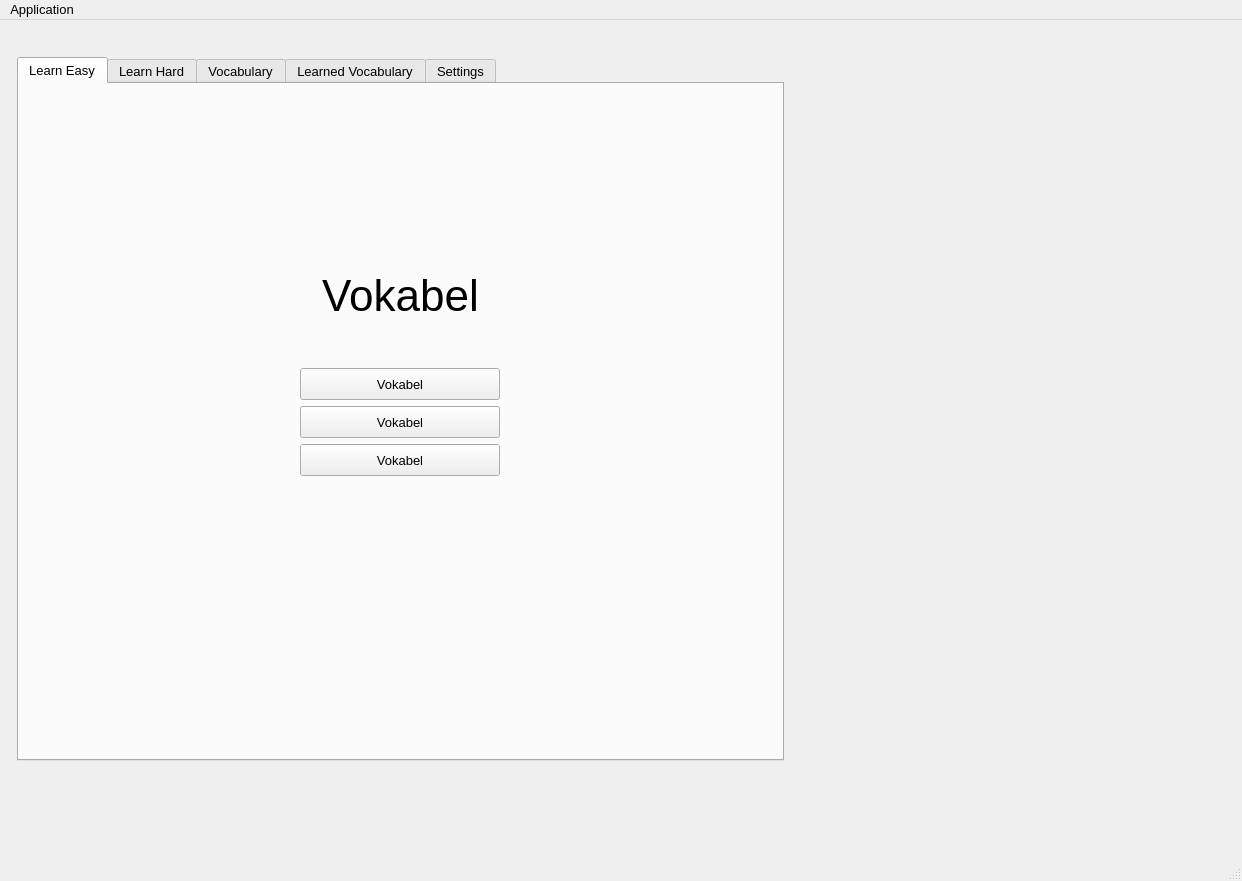
Old version of the form main.ui in the repository DevWizard100/Wizard-Vokabeltrainer.
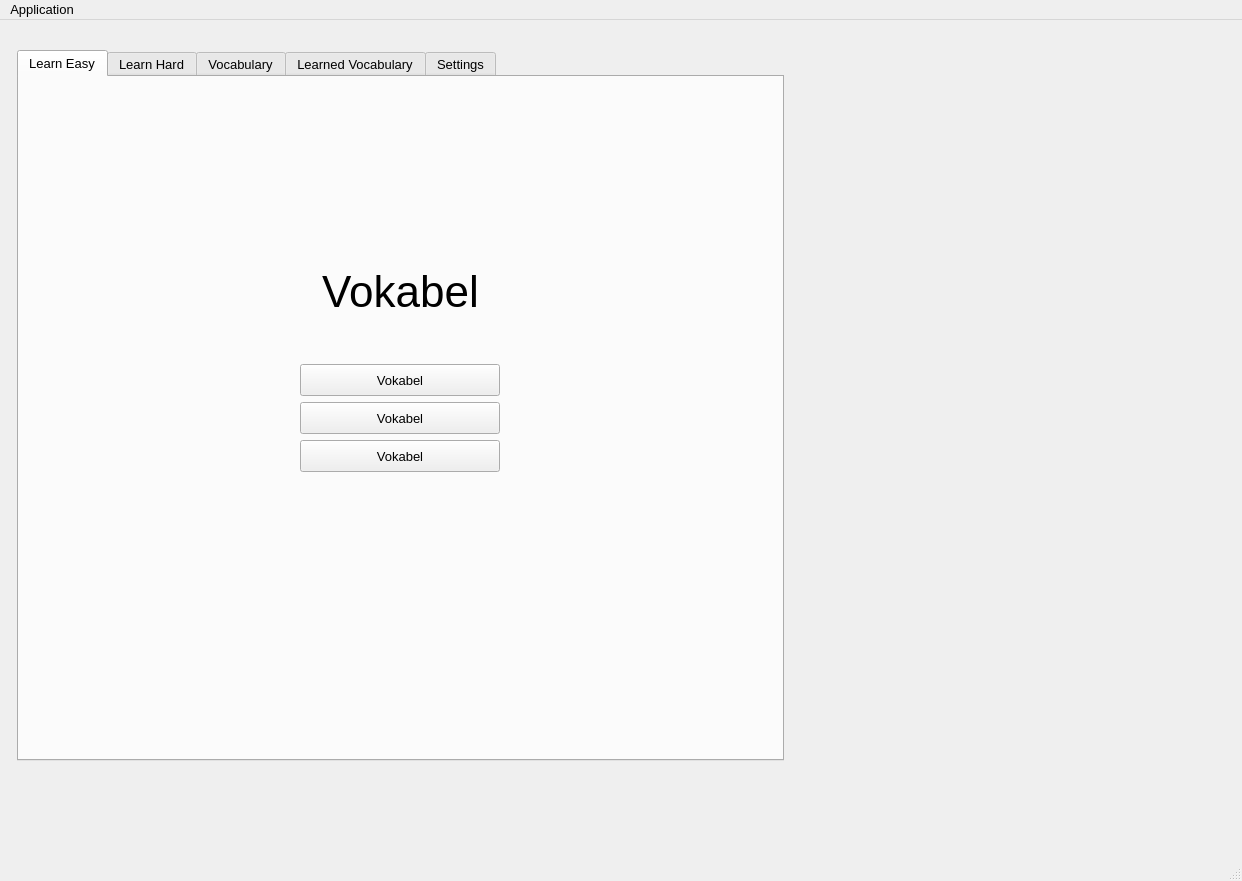
New version of the form.

What changed in the file:
```diff
--- a/main.ui
+++ b/main.ui
@@ -36,7 +36,7 @@
       <number>17</number>
      </property>
      <property name="topMargin">
-      <number>17</number>
+      <number>10</number>
      </property>
      <property name="rightMargin">
       <number>17</number>
```
